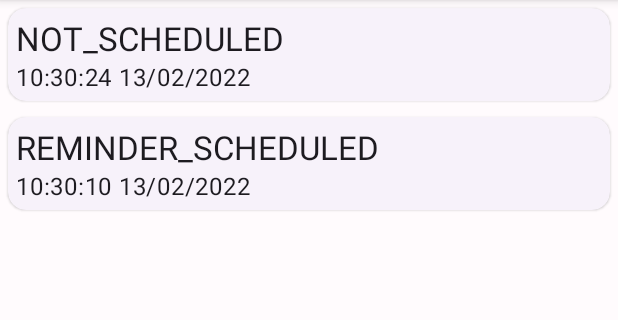
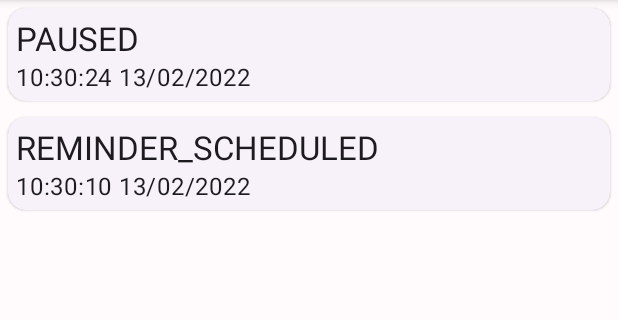
Before and after one commit to sivakar12/EyeRefresh, an Android app: the ReminderScheduledStateFragment screen opened directly, with no data from a screen before it, in the options menu, after a tap on "Logs", on a phone screen of 412 x 824 dp, the part 96-416 px from its top. Run offline under Robolectric (Android 15) with nearby library versions, the phone set to English and light mode, and no system bars; our stand-ins replace Room's generated code; 2 statements that could not run were skipped.

Commit message:
Change name of Paused state and have consistent state names everywhere

```diff
--- a/app/src/main/java/com/sivakar/eyerefresh/Common.java
+++ b/app/src/main/java/com/sivakar/eyerefresh/Common.java
@@ -156,7 +156,7 @@ public class Common {
                 (AlarmManager) context.getSystemService(Context.ALARM_SERVICE);
         alarmManager.cancel(makePendingIntentForRefreshAlarm(context));
         AsyncTask.execute(() -> {
-            StateLog stateLog = new StateLog(State.NOT_SCHEDULED);
+            StateLog stateLog = new StateLog(State.PAUSED);
             try {
                 db.stateLogDao().insert(stateLog);
             } catch (Exception e) {
--- a/app/src/main/java/com/sivakar/eyerefresh/MainActivity.java
+++ b/app/src/main/java/com/sivakar/eyerefresh/MainActivity.java
@@ -20,12 +20,12 @@ import android.view.View;
 import com.sivakar.eyerefresh.fragments.PausedStateFragment;
 import com.sivakar.eyerefresh.fragments.RefreshHappeningStateFragment;
 import com.sivakar.eyerefresh.fragments.ReminderSentStateFragment;
-import com.sivakar.eyerefresh.fragments.ScheduledStateFragment;
+import com.sivakar.eyerefresh.fragments.ReminderScheduledStateFragment;
 import com.sivakar.eyerefresh.models.State;
 import com.sivakar.eyerefresh.models.StateLog;
 
 public class MainActivity extends AppCompatActivity {
-    private State state = State.NOT_SCHEDULED;
+    private State state = State.PAUSED;
     private AppDatabase db;
 
     public void setState(State state) {
@@ -50,7 +50,7 @@ public class MainActivity extends AppCompatActivity {
         if (lastStateLog != null) {
             setState(lastStateLog.state);
         } else {
-            setState(State.NOT_SCHEDULED);
+            setState(State.PAUSED);
         }
     }
     @Override
@@ -67,7 +67,7 @@ public class MainActivity extends AppCompatActivity {
         // Set state on app start as that form the database
         db.stateLogDao().getLatestLogLiveData().observe(this, stateLog -> {
             if (stateLog == null) {
-                setState(State.NOT_SCHEDULED);
+                setState(State.PAUSED);
                 return;
             }
 
@@ -86,11 +86,11 @@ public class MainActivity extends AppCompatActivity {
     private void setFragmentBasedOnState() {
         FragmentTransaction fragmentTransaction = getSupportFragmentManager().beginTransaction();
         switch (state) {
-            case NOT_SCHEDULED:
+            case PAUSED:
                 fragmentTransaction.replace(R.id.fragmentContainerView, new PausedStateFragment(), null);
                 break;
             case REMINDER_SCHEDULED:
-                fragmentTransaction.replace(R.id.fragmentContainerView, new ScheduledStateFragment(), null);
+                fragmentTransaction.replace(R.id.fragmentContainerView, new ReminderScheduledStateFragment(), null);
                 break;
             case REMINDER_SENT:
                 fragmentTransaction.replace(R.id.fragmentContainerView, new ReminderSentStateFragment(), null);
--- a/app/src/main/java/com/sivakar/eyerefresh/fragments/ScheduledStateFragment.java
+++ b/app/src/main/java/com/sivakar/eyerefresh/fragments/ReminderScheduledStateFragment.java
@@ -15,12 +15,10 @@ import android.widget.TextView;
 import com.sivakar.eyerefresh.AppDatabase;
 import com.sivakar.eyerefresh.R;
 
-public class ScheduledStateFragment extends Fragment {
+public class ReminderScheduledStateFragment extends Fragment {
 
     private long reminderTimestamp;
     private CountDownTimer timer;
-    public ScheduledStateFragment() {
-    }
 
     @Override
     public void onCreate(Bundle savedInstanceState) {
@@ -36,7 +34,7 @@ public class ScheduledStateFragment extends Fragment {
     @Override
     public View onCreateView(LayoutInflater inflater, ViewGroup container,
                              Bundle savedInstanceState) {
-        View inflatedView =  inflater.inflate(R.layout.fragment_scheduled_state, container, false);
+        View inflatedView =  inflater.inflate(R.layout.fragment_reminder_scheduled_state, container, false);
         return inflatedView;
     }
 
--- a/app/src/main/java/com/sivakar/eyerefresh/models/State.java
+++ b/app/src/main/java/com/sivakar/eyerefresh/models/State.java
@@ -1,7 +1,7 @@
 package com.sivakar.eyerefresh.models;
 
 public enum State {
-    NOT_SCHEDULED,
+    PAUSED,
     REMINDER_SCHEDULED,
     REMINDER_SENT,
     REFRESH_HAPPENING
--- a/app/src/main/res/layout/fragment_scheduled_state.xml
+++ b/app/src/main/res/layout/fragment_reminder_scheduled_state.xml
@@ -4,7 +4,7 @@
     xmlns:tools="http://schemas.android.com/tools"
     android:layout_width="match_parent"
     android:layout_height="match_parent"
-    tools:context=".fragments.ScheduledStateFragment">
+    tools:context=".fragments.ReminderScheduledStateFragment">
 
     <com.google.android.material.card.MaterialCardView
         android:layout_width="match_parent"
@@ -28,7 +28,7 @@
                 app:layout_constraintStart_toStartOf="parent"
                 app:layout_constraintTop_toTopOf="parent"
                 style="?textAppearanceTitleLarge"
-                android:text="Alarm scheduled"
+                android:text="Reminder scheduled"
                 />
             <TextView
                 android:id="@+id/state_label"
```
